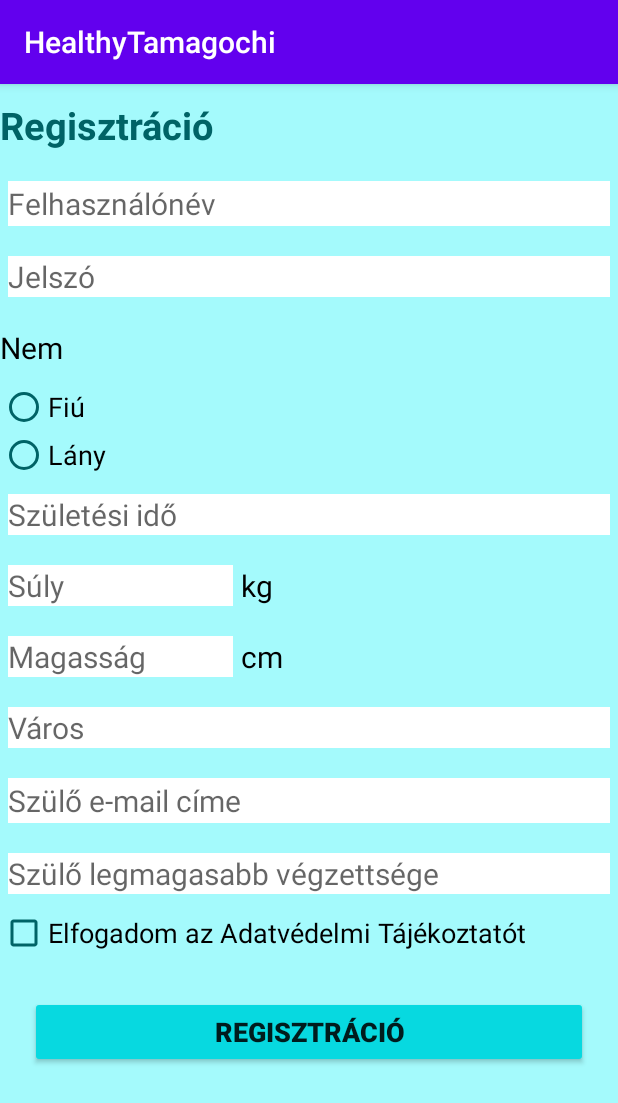
After one commit to riesjulianna/HealthyTamagochi, an Android app: the Registration screen opened directly, with no data from a screen before it, on a phone screen of 412 x 824 dp. The commit adds this screen. Shown: the top 1103 px of the screen. Run offline under Robolectric (Android 15) with nearby library versions, the phone set to English and light mode, and no system bars.

Commit message:
registration form

```diff
--- a/app/src/main/AndroidManifest.xml
+++ b/app/src/main/AndroidManifest.xml
@@ -9,6 +9,9 @@
         android:roundIcon="@mipmap/ic_launcher_round"
         android:supportsRtl="true"
         android:theme="@style/Theme.HealthyTamagochi">
+        <activity
+            android:name=".Registration"
+            android:exported="true" />
         <activity
             android:name=".SignIn"
             android:exported="true" />
--- a/app/src/main/java/com/example/healthytamagochi/MainActivity.java
+++ b/app/src/main/java/com/example/healthytamagochi/MainActivity.java
@@ -7,6 +7,7 @@ import android.os.Bundle;
 import android.view.View;
 
 public class MainActivity extends AppCompatActivity {
+
 
     @Override
     protected void onCreate(Bundle savedInstanceState) {
@@ -21,6 +22,12 @@ public class MainActivity extends AppCompatActivity {
         i.setClass(this,SignIn.class);
         startActivity(i);
     }
+    public void signUpClick(View v)
+    {
+        Intent i = new Intent();
+        i.setClass(this,Registration.class);
+        startActivity(i);
+    }
 
 
 
--- /dev/null
+++ b/app/src/main/java/com/example/healthytamagochi/Registration.java
@@ -0,0 +1,113 @@
+package com.example.healthytamagochi;
+
+import androidx.appcompat.app.AppCompatActivity;
+
+import android.app.DatePickerDialog;
+import android.content.Intent;
+import android.os.Bundle;
+import android.text.TextUtils;
+import android.util.Patterns;
+import android.view.View;
+import android.widget.CheckBox;
+import android.widget.DatePicker;
+import android.widget.EditText;
+import android.widget.RadioButton;
+import android.widget.RadioGroup;
+import android.widget.TextView;
+import android.widget.Toast;
+
+import java.util.Calendar;
+
+public class Registration extends AppCompatActivity {
+
+     EditText emailParent,username,city,weight,height,password,parentEducation;
+     TextView birthdate;
+     RadioGroup sex;
+     RadioButton girl,boy;
+     CheckBox acceptRules;
+
+
+    @Override
+    protected void onCreate(Bundle savedInstanceState) {
+        super.onCreate(savedInstanceState);
+        setContentView(R.layout.activity_registration);
+
+        emailParent=findViewById(R.id.emailParent);
+        username=findViewById(R.id.username);
+        city=findViewById(R.id.city);
+        birthdate=findViewById(R.id.birthdate);
+        weight=findViewById(R.id.weight);
+        height=findViewById(R.id.height);
+        sex=findViewById(R.id.sex);
+        girl=findViewById(R.id.girl);
+        boy=findViewById(R.id.boy);
+        acceptRules=findViewById(R.id.acceptRules);
+        password=findViewById(R.id.password);
+        parentEducation=findViewById(R.id.parentEducation);
+
+
+    }
+    public static boolean isValidEmail(CharSequence target) {
+        return (!TextUtils.isEmpty(target) && Patterns.EMAIL_ADDRESS.matcher(target).matches());
+    }
+
+    public void dateSelecterOpen(View v){
+        Calendar c = Calendar.getInstance();
+        int day=c.get(Calendar.DAY_OF_MONTH);
+        int month=c.get(Calendar.MONTH);
+        int year=c.get(Calendar.YEAR);
+
+        DatePickerDialog dpd = new DatePickerDialog(
+                this,
+                new DatePickerDialog.OnDateSetListener() {
+                    @Override
+                    public void onDateSet(DatePicker datePicker,
+                                          int i, int i1, int i2) {
+                        String date = i+"."+(i1+1)+"."+i2;
+                        birthdate.setText(date);
+                    }
+                },
+                year, month, day
+        );
+        dpd.show();
+
+    }
+
+    public void registrationClick(View v)
+    {
+        if(isValidEmail(emailParent.getText()))
+        {
+           if(boy.isChecked() || girl.isChecked()) {
+               if(username.getText().toString().equals("") || city.getText().toString().equals("")
+                       || weight.getText().toString().equals("") || height.getText().toString().equals("") || birthdate.getText().toString().equals("")
+                         ||  password.getText().toString().equals("") || parentEducation.getText().toString().equals("") )
+               {
+                   Toast.makeText(this, "Üres mező(k)!", Toast.LENGTH_LONG).show();
+               }
+               else {
+                   if(acceptRules.isChecked())
+                   {
+                       Intent i = new Intent();
+                       i.setClass(this,MainActivity.class);
+                       startActivity(i);
+                   }
+                   else
+                   {
+                       Toast.makeText(this, "Nem fogadtad el az Adatvédelmi Tájékoztatót!", Toast.LENGTH_LONG).show();
+                   }
+
+               }
+
+            }
+           else
+           {
+               Toast.makeText(this, "Nem választott nemet!!", Toast.LENGTH_LONG).show();
+           }
+
+        }
+        else{
+            Toast.makeText(this, "Hibás e-mail cím formátum!", Toast.LENGTH_LONG).show();
+        }
+
+    }
+}
--- a/app/src/main/res/layout/activity_main.xml
+++ b/app/src/main/res/layout/activity_main.xml
@@ -29,6 +29,7 @@
         android:layout_height="50dp"
         android:layout_gravity="center"
         android:backgroundTint="#05C4DD"
+        android:onClick="signUpClick"
         android:text="Regisztráció"
         android:textStyle="bold" />
 </LinearLayout>
--- /dev/null
+++ b/app/src/main/res/layout/activity_registration.xml
@@ -0,0 +1,176 @@
+<?xml version="1.0" encoding="utf-8"?>
+<LinearLayout xmlns:android="http://schemas.android.com/apk/res/android"
+    xmlns:app="http://schemas.android.com/apk/res-auto"
+    xmlns:tools="http://schemas.android.com/tools"
+    style="@style/layout"
+    android:layout_width="match_parent"
+    android:layout_height="match_parent"
+    android:orientation="vertical"
+    tools:context=".Registration">
+
+    <ScrollView
+        android:layout_width="match_parent"
+        android:layout_height="match_parent">
+
+        <LinearLayout
+            android:layout_width="match_parent"
+            android:layout_height="wrap_content"
+            android:orientation="vertical">
+
+            <TextView
+                android:id="@+id/textView8"
+                style="@style/title"
+                android:layout_width="match_parent"
+                android:layout_height="wrap_content"
+                android:text="Regisztráció" />
+
+            <EditText
+                android:id="@+id/username"
+                style="@style/signup_editText"
+                android:layout_width="match_parent"
+                android:layout_height="30dp"
+                android:ems="10"
+                android:hint="Felhasználónév"
+                android:inputType="textPersonName" />
+
+            <EditText
+                android:id="@+id/password"
+                style="@style/signup_editText"
+                android:layout_width="match_parent"
+                android:layout_height="wrap_content"
+                android:ems="10"
+                android:hint="Jelszó"
+                android:inputType="textPassword" />
+
+            <TextView
+                android:id="@+id/textView6"
+                style="@style/textView"
+                android:layout_width="match_parent"
+                android:layout_height="wrap_content"
+                android:text="Nem" />
+
+            <RadioGroup
+                android:id="@+id/sex"
+                android:layout_width="match_parent"
+                android:layout_height="wrap_content"
+                android:layout_weight="1">
+
+                <RadioButton
+                    android:id="@+id/boy"
+                    style="@style/radioButton"
+                    android:layout_width="match_parent"
+                    android:layout_height="wrap_content"
+                    android:layout_weight="1"
+                    android:text="Fiú" />
+
+                <RadioButton
+                    android:id="@+id/girl"
+                    style="@style/radioButton"
+                    android:layout_width="match_parent"
+                    android:layout_height="wrap_content"
+                    android:layout_weight="1"
+                    android:text="Lány" />
+
+            </RadioGroup>
+
+            <TextView
+                android:id="@+id/birthdate"
+                style="@style/signup_editText"
+                android:layout_width="match_parent"
+                android:layout_height="wrap_content"
+                android:hint="Születési idő"
+                android:onClick="dateSelecterOpen" />
+
+            <LinearLayout
+                android:layout_width="match_parent"
+                android:layout_height="match_parent"
+                android:orientation="horizontal">
+
+                <EditText
+                    android:id="@+id/weight"
+                    style="@style/signup_editText"
+                    android:layout_width="150dp"
+                    android:layout_height="wrap_content"
+                    android:hint="Súly"
+                    android:inputType="number" />
+
+                <TextView
+                    android:id="@+id/textView9"
+                    style="@style/textView"
+                    android:layout_width="wrap_content"
+                    android:layout_height="wrap_content"
+                    android:text="kg" />
+
+            </LinearLayout>
+
+            <LinearLayout
+                android:layout_width="match_parent"
+                android:layout_height="match_parent"
+                android:orientation="horizontal">
+
+                <EditText
+                    android:id="@+id/height"
+                    style="@style/signup_editText"
+                    android:layout_width="150dp"
+                    android:layout_height="wrap_content"
+                    android:hint="Magasság"
+                    android:inputType="number" />
+
+                <TextView
+                    android:id="@+id/textView10"
+                    style="@style/textView"
+                    android:layout_width="wrap_content"
+                    android:layout_height="wrap_content"
+                    android:layout_weight="1"
+                    android:text="cm" />
+            </LinearLayout>
+
+            <EditText
+                android:id="@+id/city"
+                style="@style/signup_editText"
+                android:layout_width="match_parent"
+                android:layout_height="wrap_content"
+                android:ems="10"
+                android:hint="Város"
+                android:inputType="textPostalAddress" />
+
+            <EditText
+                android:id="@+id/emailParent"
+                style="@style/signup_editText"
+                android:layout_width="match_parent"
+                android:layout_height="30dp"
+                android:ems="10"
+                android:hint="Szülő e-mail címe"
+                android:inputType="textEmailAddress" />
+
+            <EditText
+                android:id="@+id/parentEducation"
+                style="@style/signup_editText"
+                android:layout_width="match_parent"
+                android:layout_height="wrap_content"
+                android:hint="Szülő legmagasabb végzettsége"
+                android:inputType="textPersonName" />
+
+            <CheckBox
+                android:id="@+id/acceptRules"
+                style="@style/checkBox"
+                android:layout_width="match_parent"
+                android:layout_height="wrap_content"
+                android:text="Elfogadom az Adatvédelmi Tájékoztatót" />
+
+            <Space
+                android:layout_width="match_parent"
+                android:layout_height="26dp" />
+
+            <Button
+                android:id="@+id/SignUpButton"
+                style="@style/buttons"
+                android:layout_width="match_parent"
+                android:layout_height="wrap_content"
+                android:onClick="registrationClick"
+                android:text="Regisztráció" />
+
+        </LinearLayout>
+    </ScrollView>
+
+</LinearLayout>
--- a/app/src/main/res/layout/activity_sign_in.xml
+++ b/app/src/main/res/layout/activity_sign_in.xml
@@ -2,46 +2,34 @@
 <LinearLayout xmlns:android="http://schemas.android.com/apk/res/android"
     xmlns:app="http://schemas.android.com/apk/res-auto"
     xmlns:tools="http://schemas.android.com/tools"
+    style="@style/layout"
     android:layout_width="match_parent"
     android:layout_height="match_parent"
     android:orientation="vertical"
-    android:background="#9DF4FF"
-    android:gravity="center"
     tools:context=".SignIn">
 
     <EditText
         android:id="@+id/username"
+        style="@style/signin_editText"
         android:layout_width="match_parent"
-        android:layout_height="50dp"
-        android:layout_marginLeft="10dp"
-        android:layout_marginRight="10dp"
-        android:layout_marginBottom="10dp"
-        android:background="#FFFEFE"
-        android:ems="10"
+        android:layout_height="wrap_content"
         android:hint="Felhasználónév"
         android:inputType="textPersonName" />
 
     <EditText
         android:id="@+id/password"
+        style="@style/signin_editText"
         android:layout_width="match_parent"
-        android:layout_height="50dp"
-        android:layout_marginLeft="10dp"
-        android:layout_marginRight="10dp"
-        android:layout_marginBottom="10dp"
-        android:background="#FFFEFE"
-        android:ems="10"
+        android:layout_height="wrap_content"
         android:hint="Jelszó"
         android:inputType="textPassword" />
 
     <Button
         android:id="@+id/signIn"
-        android:layout_width="250dp"
-        android:layout_height="50dp"
-        android:layout_gravity="center"
-        android:layout_marginBottom="10dp"
-        android:backgroundTint="#05C4DD"
+        style="@style/buttons"
+        android:layout_width="match_parent"
+        android:layout_height="wrap_content"
         android:text="Bejelentkezés"
-        android:textStyle="bold"
         tools:text="Bejelentkezés" />
 
 </LinearLayout>
--- a/app/src/main/res/values/styles.xml
+++ b/app/src/main/res/values/styles.xml
@@ -12,11 +12,40 @@
         <item name="android:textSize">18sp</item>
         <item name="android:textStyle">bold</item>
     </style>
-    <style name="textfield">
+    <style name="signin_editText">
         <item name="android:layout_marginBottom">15dp</item>
         <item name="android:layout_marginLeft">20dp</item>
         <item name="android:layout_marginRight">20dp</item>
         <item name="android:background">#ffffff</item>
         <item name="android:textSize">20sp</item>
     </style>
+    <style name="signup_editText">
+        <item name="android:layout_marginBottom">10dp</item>
+        <item name="android:layout_marginTop">10dp</item>
+        <item name="android:layout_marginLeft">5dp</item>
+        <item name="android:layout_marginRight">5dp</item>
+        <item name="android:background">#ffffff</item>
+        <item name="android:textSize">20sp</item>
+    </style>
+    <style name="textView">
+        <item name="android:layout_marginBottom">10dp</item>
+        <item name="android:layout_marginTop">10dp</item>
+        <item name="android:textSize">20sp</item>
+        <item name="android:textColor">#000000</item>
+    </style>
+    <style name="title">
+        <item name="android:layout_marginBottom">10dp</item>
+        <item name="android:layout_marginTop">10dp</item>
+        <item name="android:textSize">25sp</item>
+        <item name="android:textStyle">bold</item>
+        <item name="android:textColor">#006366</item>
+    </style>
+    <style name="radioButton">
+        <item name="android:textSize">18sp</item>
+        <item name="android:buttonTint">#006366</item>
+    </style>
+    <style name="checkBox">
+        <item name="android:textSize">18sp</item>
+        <item name="android:buttonTint">#006366</item>
+    </style>
 </resources>
```
